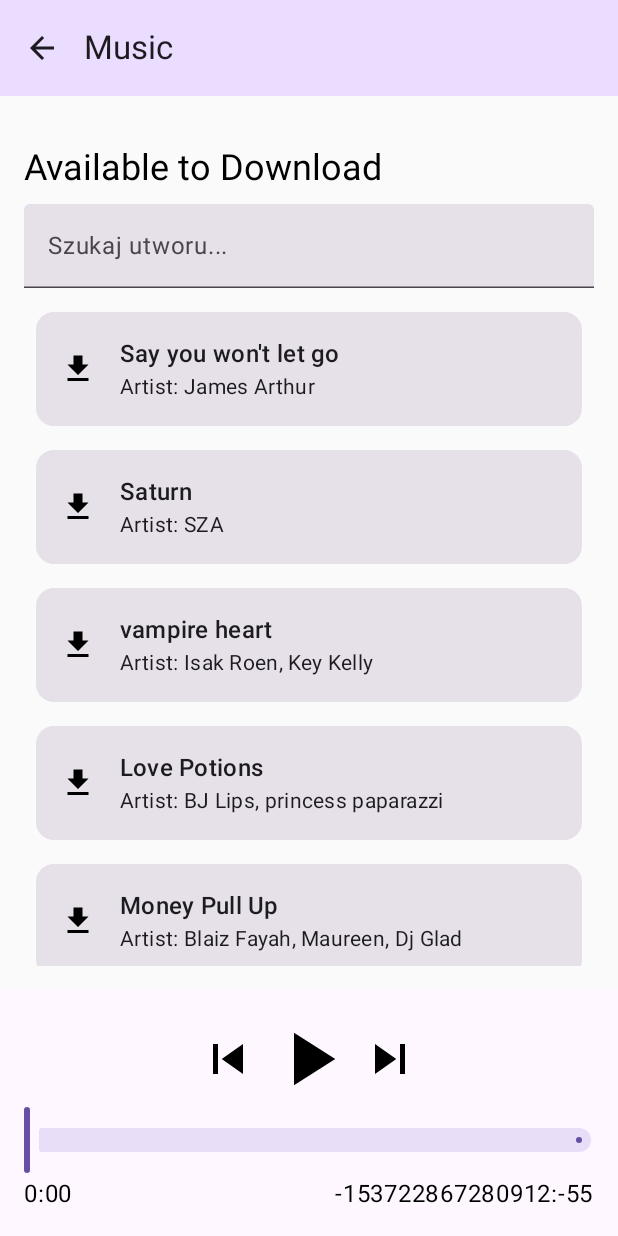
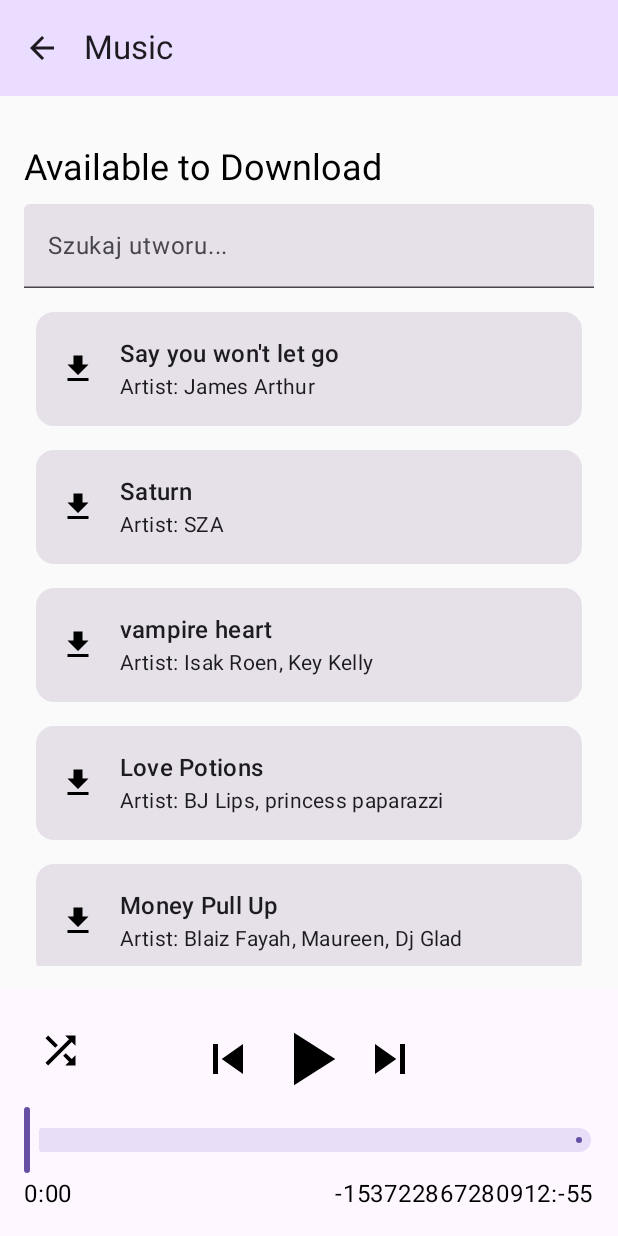
Before and after one commit to M-ichael-M/YourGarden, an Android app built with Jetpack Compose: the screen it shows after launch (MainActivity), after a tap on "Music", on a phone screen of 412 x 824 dp. Run offline under Robolectric (Android 15) with nearby library versions, the phone set to English and light mode, and no system bars; our stand-ins replace Room's generated code; libraries missing offline, so code that uses them is left out: javax.mail, javax.mail.internet.

Commit message:
Poprawiono kupony, dodano odtwarzanie losowe, dodano utwory

```diff
--- a/app/src/main/java/com/example/yourgarden/ui/CouponsRepository.kt
+++ b/app/src/main/java/com/example/yourgarden/ui/CouponsRepository.kt
@@ -50,7 +50,7 @@ class CouponsRepository(private val couponsDao: CouponsDao) {
             CouponsEntity(
                 title = "FILM SURPRISE",
                 code = "4",
-                description = "",
+                description = "Aktywować najpóźniej 24h przed randką!",
                 used = false,
                 date = null
             ),
@@ -69,7 +69,7 @@ class CouponsRepository(private val couponsDao: CouponsDao) {
                 date = null
             ),
             CouponsEntity(
-                title = "SPICY SURPRISE",
+                title = "SPICY SURPRISE 😏",
                 code = "69",
                 description = "Aktywować najpóźniej 2 tygodnie przed randką!",
                 used = false,
@@ -85,7 +85,7 @@ class CouponsRepository(private val couponsDao: CouponsDao) {
             CouponsEntity(
                 title = "DIY SURPRISE (from me)",
                 code = "8",
-                description = "Aktywować najpóźniej 48h przed randką!",
+                description = "Aktywować najpóźniej 72h przed randką!",
                 used = false,
                 date = null
             ),
@@ -106,13 +106,13 @@ class CouponsRepository(private val couponsDao: CouponsDao) {
             CouponsEntity(
                 title = "BEAUTY SPOT SURPRISE",
                 code = "11",
-                description = "Aktywować tylko w ładną pogodę!",
+                description = "Aktywować tylko w ładną pogodę (zalecane w Warszawie)!",
                 used = false,
                 date = null
             ),
             CouponsEntity(
                 title = "COFFEHOUSE TEST",
-                code = "2115",
+                code = "12",
                 description = "Aktywować najpóźniej 24h przed randką!",
                 used = false,
                 date = null
@@ -126,8 +126,15 @@ class CouponsRepository(private val couponsDao: CouponsDao) {
             ),
             CouponsEntity(
                 title = "COSY SURPRISE",
+                code = "13",
+                description = "Aktywować 48h przed randką!",
+                used = false,
+                date = null
+            ),
+            CouponsEntity(
+                title = "KREMÓWKI",
                 code = "2137",
-                description = "Aktywować w dowolnym momencie!",
+                description = "Aktywować 24h przed randką!",
                 used = false,
                 date = null
             ),
--- a/app/src/main/java/com/example/yourgarden/ui/MusicListRepository.kt
+++ b/app/src/main/java/com/example/yourgarden/ui/MusicListRepository.kt
@@ -3343,6 +3343,22 @@ class MusicListRepository(context: Context) : SongDao {
                 filePath = null,
                 downloadStatus = null
             ),
+            SongEntity(
+                title = "Hometown Glory",
+                artist = "Adele",
+                duration = 271,
+                youtubeUrl = "https://www.youtube.com/watch?v=BW9Fzwuf43c&list=RDBW9Fzwuf43c&start_radio=1",
+                filePath = null,
+                downloadStatus = null
+            ),
+            SongEntity(
+                title = "Self Esteem (featuring NLE Choppa)",
+                artist = "Lambo4oe, NLE Choppa",
+                duration = 170,
+                youtubeUrl = "https://youtu.be/hElerA-8kbU?list=RDhElerA-8kbU",
+                filePath = null,
+                downloadStatus = null
+            )
         )
         dao.insertAll(sampleSongs)
     }
--- a/app/src/main/java/com/example/yourgarden/ui/screens/music/MusicList.kt
+++ b/app/src/main/java/com/example/yourgarden/ui/screens/music/MusicList.kt
@@ -26,6 +26,7 @@ import androidx.compose.runtime.LaunchedEffect
 import androidx.compose.runtime.collectAsState
 import androidx.compose.runtime.getValue
 import androidx.compose.runtime.mutableLongStateOf
+import androidx.compose.runtime.mutableStateListOf
 import androidx.compose.runtime.mutableStateOf
 import androidx.compose.runtime.remember
 import androidx.compose.runtime.rememberUpdatedState
@@ -58,14 +59,18 @@ fun MusicList(viewModel: MusicViewModel, modifier: Modifier = Modifier) {
         cleanTitle.contains(cleanQuery) || cleanArtist.contains(cleanQuery)
     }
 
+    // Pamiętamy indeksy już puszczonych utworów
+    val playedIndices = remember { mutableStateListOf<Int>() }
+
     val context = LocalContext.current
     val player = remember { ExoPlayer.Builder(context).build() }
     var currentSong by remember { mutableStateOf<SongEntity?>(null) }
     var isPlaying by remember { mutableStateOf(false) }
+    var isRandom by remember { mutableStateOf(false) }
     var playbackPosition by remember { mutableLongStateOf(0L) }
     var totalDuration by remember { mutableLongStateOf(0L) }
 
-    // Flaga do wykrywania ręcznego przełączenia utworu
+// Flaga do wykrywania ręcznego przełączenia utworu
     var manualSkip by remember { mutableStateOf(false) }
 
     val latestDownloadedSongs by rememberUpdatedState(downloadedSongs)
@@ -81,7 +86,27 @@ fun MusicList(viewModel: MusicViewModel, modifier: Modifier = Modifier) {
                 if (playbackState == Player.STATE_ENDED) {
                     val currentIndex = latestDownloadedSongs.indexOf(currentSong)
                     if (currentIndex != -1 && latestDownloadedSongs.isNotEmpty()) {
-                        val nextIndex = if (currentIndex == latestDownloadedSongs.lastIndex) 0 else currentIndex + 1
+                        var nextIndex = currentIndex
+                        if (isRandom) {
+                            // Dodaj bieżący indeks do listy puszczonych utworów, jeśli jeszcze nie został dodany
+                            if (!playedIndices.contains(currentIndex)) {
+                                playedIndices.add(currentIndex)
+                            }
+                            // Jeśli wszystkie utwory zostały już puszczone, resetujemy listę
+                            if (playedIndices.size >= latestDownloadedSongs.size) {
+                                playedIndices.clear()
+                                playedIndices.add(currentIndex) // zachowujemy bieżący utwór
+                            }
+                            // Wybierz losowy indeks spośród nieodtworzonych
+                            val availableIndices = latestDownloadedSongs.indices.filter { it !in playedIndices }
+                            nextIndex = if (availableIndices.isNotEmpty()) {
+                                availableIndices.random()
+                            } else {
+                                currentIndex
+                            }
+                        } else {
+                            nextIndex = if (currentIndex == latestDownloadedSongs.lastIndex) 0 else currentIndex + 1
+                        }
                         playbackPosition = 0L
                         currentSong = latestDownloadedSongs[nextIndex]
                         isPlaying = true
@@ -92,6 +117,7 @@ fun MusicList(viewModel: MusicViewModel, modifier: Modifier = Modifier) {
         player.addListener(listener)
         onDispose { player.removeListener(listener) }
     }
+
 
     LaunchedEffect(currentSong) {
         currentSong?.filePath?.let { path ->
@@ -181,6 +207,7 @@ fun MusicList(viewModel: MusicViewModel, modifier: Modifier = Modifier) {
 
         PlaybackControls(
             isPlaying = isPlaying,
+            isRandom = isRandom,
             playbackPosition = playbackPosition,
             totalDuration = totalDuration,
             onPlayPauseClick = {
@@ -209,7 +236,11 @@ fun MusicList(viewModel: MusicViewModel, modifier: Modifier = Modifier) {
                     playbackPosition = 0L
                     currentSong = latestDownloadedSongs[previousIndex]
                     isPlaying = true
+
                 }
+            },
+            onRandomClick = {
+                isRandom = !isRandom
             }
         )
     }
@@ -272,12 +303,14 @@ fun SongItem(
 @Composable
 fun PlaybackControls(
     isPlaying: Boolean,
+    isRandom: Boolean,
     playbackPosition: Long,
     totalDuration: Long,
     onPlayPauseClick: () -> Unit,
     onSeek: (Float) -> Unit,
     onNextClick: () -> Unit,
-    onPreviousClick: () -> Unit
+    onPreviousClick: () -> Unit,
+    onRandomClick: () -> Unit
 ) {
     Box(
         modifier = Modifier
@@ -285,6 +318,13 @@ fun PlaybackControls(
             .background(MaterialTheme.colorScheme.surface)
             .padding(16.dp)
     ) {
+        IconButton(onClick = onRandomClick){
+            Image(
+                painter = painterResource(id = if(isRandom) R.drawable.baseline_shuffle_on_24 else R.drawable.baseline_shuffle_24),
+                contentDescription = "Random player",
+                modifier = Modifier.size(30.dp)
+            )
+        }
         Column {
             Row(
                 modifier = Modifier.fillMaxWidth(),
```
Also changed, not shown: 1 other file.
